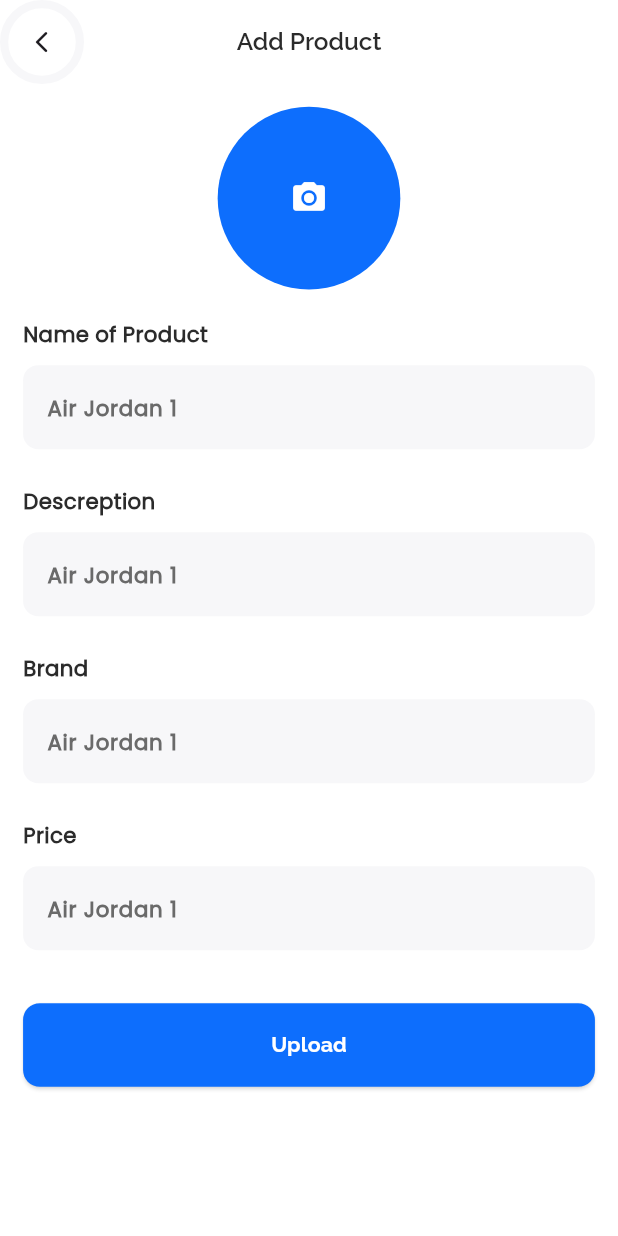
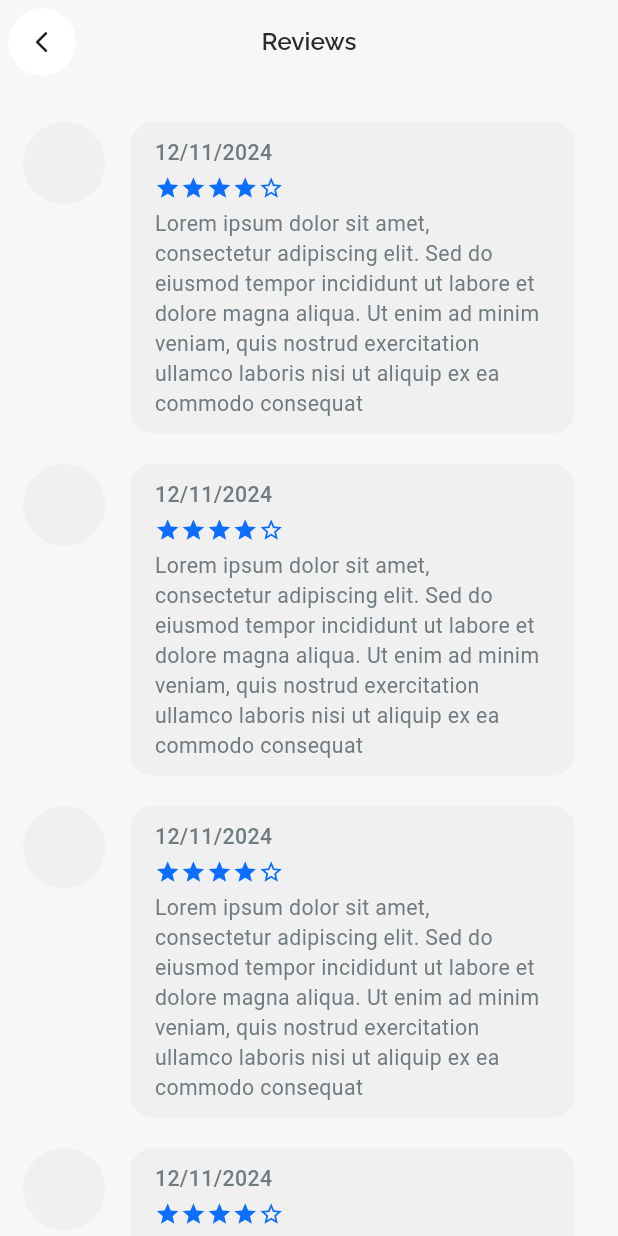
Before and after one commit to mostafa1255/Nike_Vendors_App, a Flutter app: the screen it shows after launch, on a phone screen of 412 x 824 dp. Run offline on Flutter 3.47's test engine with Material 3 defaults, Android fonts, the phone set to English and light mode, and no system bars; our stand-ins replace auto_size_text, bloc, cloud_firestore, dartz, firebase_auth, firebase_core and 5 more; accounts and stored records are empty.

Commit message:
Finish Reviews Screen UI

```diff
--- a/lib/app/router/app_router.dart
+++ b/lib/app/router/app_router.dart
@@ -3,6 +3,7 @@
 import 'package:nike_app_vendors/app/views/screens/auth/login_screen/login_screen.dart';
 import 'package:nike_app_vendors/app/views/screens/auth/register_screen/register_screen.dart';
 import 'package:nike_app_vendors/app/views/screens/home_screen/home_screen.dart';
+import 'package:nike_app_vendors/app/views/screens/reviews/reviews_Screen.dart';
 
 abstract class Approuter {
   static const initial = "/";
@@ -23,7 +24,7 @@
     routes: [
       GoRoute(
         path: initial,
-        builder: (context, state) => AddProductScreen(),
+        builder: (context, state) => ReviewsScreen(),
       ),
       /*  GoRoute(
         path: pageview,
--- a/lib/app/views/screens/Add_Product_Screen/add_Product_Screen.dart
+++ b/lib/app/views/screens/Add_Product_Screen/add_Product_Screen.dart
@@ -1,5 +1,5 @@
 import 'package:flutter/material.dart';
-import 'package:nike_app_vendors/app/views/screens/Add_Product_Screen/widgets/favoriteScreenAppBar.dart';
+import 'package:nike_app_vendors/app/views/widgets/customAppBar.dart';
 import 'widgets/AddProductScreenBody.dart';
 
 class AddProductScreen extends StatelessWidget {
@@ -9,7 +9,7 @@
   Widget build(BuildContext context) {
     return Scaffold(
       backgroundColor: Colors.white,
-      appBar: addProductAppBar(
+      appBar: customAppBar(
         context: context,
         title: "Add Product",
         iconData: Icons.add,
--- a/lib/app/views/screens/Add_Product_Screen/widgets/AddProductScreenBody.dart
+++ b/lib/app/views/screens/Add_Product_Screen/widgets/AddProductScreenBody.dart
@@ -4,7 +4,6 @@
 import 'package:nike_app_vendors/app/views/widgets/CustomTextFormField.dart';
 import 'package:nike_app_vendors/app/views/widgets/VsizedBox.dart';
 import 'package:nike_app_vendors/app/views/widgets/customMainButton.dart';
-
 import '../../../../core/styles/text_Style.dart';
 
 class AddProductScreenBody extends StatelessWidget {
--- /dev/null
+++ b/lib/app/views/screens/reviews/reviews_Screen.dart
@@ -0,0 +1,22 @@
+import 'package:flutter/material.dart';
+import 'package:nike_app_vendors/app/views/screens/reviews/widgets/ReviewsScreenBody.dart';
+import '../../../core/styles/App_Colors.dart';
+import '../../widgets/customAppBar.dart';
+
+class ReviewsScreen extends StatelessWidget {
+  const ReviewsScreen({super.key});
+
+  @override
+  Widget build(BuildContext context) {
+    return Scaffold(
+      backgroundColor: AppColors.kOfWhiteColor,
+      appBar: customAppBar(
+        context: context,
+        title: "Reviews",
+        iconData: Icons.add,
+        onPressed1: () {},
+      ),
+      body: ReviewsScreenBody(),
+    );
+  }
+}
--- /dev/null
+++ b/lib/app/views/screens/reviews/widgets/CustomReviewsContainer.dart
@@ -0,0 +1,60 @@
+import 'package:nike_app_vendors/app/core/tools/reg_imp.dart';
+import '../../../../core/styles/App_Colors.dart';
+import '../../../../core/styles/text_Style.dart';
+import '../../../widgets/HsizedBox.dart';
+import '../../../widgets/VsizedBox.dart';
+import 'StarReviews.dart';
+
+class CustomReviewsContainer extends StatelessWidget {
+  const CustomReviewsContainer({
+    super.key,
+  });
+
+  @override
+  Widget build(BuildContext context) {
+    return Padding(
+      padding: EdgeInsets.only(bottom: 20.h),
+      child: Row(
+        crossAxisAlignment: CrossAxisAlignment.start,
+        children: [
+          CircleAvatar(
+            radius: 27.r,
+            backgroundColor: Colors.grey.shade200.withOpacity(0.8),
+          ),
+          const HsizedBox(width: 15),
+          Container(
+            width: 270.w,
+            decoration: BoxDecoration(
+                color: Colors.grey.shade200.withOpacity(0.8),
+                borderRadius: BorderRadius.circular(15.r)),
+            child: Padding(
+              padding: EdgeInsets.symmetric(horizontal: 15.w, vertical: 10.h),
+              child: Column(
+                crossAxisAlignment: CrossAxisAlignment.start,
+                children: [
+                  Text(
+                    "12/11/2024",
+                    style: Txtstyle.style14(context: context).copyWith(
+                        fontWeight: FontWeight.w500,
+                        fontFamily: "",
+                        color: AppColors.kGreyColorB81),
+                  ),
+                  const VsizedBox(height: 5),
+                  const StarReviews(),
+                  const VsizedBox(height: 5),
+                  Text(
+                    "Lorem ipsum dolor sit amet, consectetur adipiscing elit. Sed do eiusmod tempor incididunt ut labore et dolore magna aliqua. Ut enim ad minim veniam, quis nostrud exercitation ullamco laboris nisi ut aliquip ex ea commodo consequat",
+                    style: Txtstyle.style14(context: context).copyWith(
+                        fontWeight: FontWeight.w400,
+                        fontFamily: "",
+                        color: AppColors.kGreyColorB81),
+                  ),
+                ],
+              ),
+            ),
+          ),
+        ],
+      ),
+    );
+  }
+}
--- /dev/null
+++ b/lib/app/views/screens/reviews/widgets/ReviewsListView.dart
@@ -0,0 +1,20 @@
+import 'package:flutter/material.dart';
+import 'CustomReviewsContainer.dart';
+
+class ReviewsListView extends StatelessWidget {
+  const ReviewsListView({
+    super.key,
+  });
+
+  @override
+  Widget build(BuildContext context) {
+    return ListView.builder(
+      itemCount: 5,
+      shrinkWrap: true,
+      physics: const BouncingScrollPhysics(),
+      itemBuilder: (context, index) {
+        return const CustomReviewsContainer();
+      },
+    );
+  }
+}
--- /dev/null
+++ b/lib/app/views/screens/reviews/widgets/ReviewsScreenBody.dart
@@ -0,0 +1,22 @@
+import 'package:flutter/material.dart';
+import 'package:flutter_screenutil/flutter_screenutil.dart';
+import 'ReviewsListView.dart';
+
+class ReviewsScreenBody extends StatelessWidget {
+  const ReviewsScreenBody({super.key});
+
+  @override
+  Widget build(BuildContext context) {
+    return SafeArea(
+        child: Padding(
+      padding: EdgeInsets.only(top: 25.h, left: 14.w, right: 14.w),
+      child: const SingleChildScrollView(
+          child: Column(
+        crossAxisAlignment: CrossAxisAlignment.start,
+        children: [
+          ReviewsListView(),
+        ],
+      )),
+    ));
+  }
+}
--- /dev/null
+++ b/lib/app/views/screens/reviews/widgets/StarReviews.dart
@@ -0,0 +1,42 @@
+import 'package:flutter/material.dart';
+import 'package:nike_app_vendors/app/core/tools/reg_imp.dart';
+import '../../../../core/styles/App_Colors.dart';
+
+class StarReviews extends StatelessWidget {
+  const StarReviews({
+    super.key,
+  });
+
+  @override
+  Widget build(BuildContext context) {
+    return Row(
+      children: [
+        Icon(
+          Icons.star,
+          color: AppColors.kPrimaryColor,
+          size: 17.sp,
+        ),
+        Icon(
+          Icons.star,
+          color: AppColors.kPrimaryColor,
+          size: 17.sp,
+        ),
+        Icon(
+          Icons.star,
+          color: AppColors.kPrimaryColor,
+          size: 17.sp,
+        ),
+        Icon(
+          Icons.star,
+          color: AppColors.kPrimaryColor,
+          size: 17.sp,
+        ),
+        Icon(
+          Icons.star_border_outlined,
+          color: AppColors.kPrimaryColor,
+          size: 17.sp,
+        ),
+      ],
+    );
+  }
+}
--- a/lib/app/views/screens/Add_Product_Screen/widgets/favoriteScreenAppBar.dart
+++ b/lib/app/views/widgets/customAppBar.dart
@@ -1,17 +1,17 @@
 import 'package:flutter/material.dart';
-import '../../../../core/constants.dart';
-import '../../../../core/styles/App_Colors.dart';
-import '../../../../core/styles/text_Style.dart';
-import '../../../widgets/CustomBackIcon.dart';
+import '../../core/constants.dart';
+import '../../core/styles/App_Colors.dart';
+import '../../core/styles/text_Style.dart';
+import 'CustomBackIcon.dart';
 
-AppBar addProductAppBar(
+AppBar customAppBar(
     {required BuildContext context,
     required String title,
     void Function()? onPressed1,
     IconData? iconData}) {
   return AppBar(
     surfaceTintColor: Colors.transparent,
-    backgroundColor: Colors.white,
+    backgroundColor: AppColors.kOfWhiteColor,
     leading: CustomBackAndFavIcon(
       onPressed: onPressed1,
     ),
```
